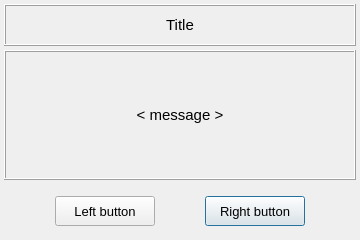
MOPT-UFSC/VIBRA, file vibra/interface/data/ui_files/messages/get_user_confirmation.ui: the form before one commit.
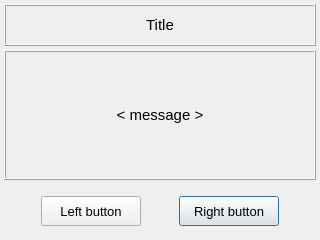
The form after the commit.

Patch:
```diff
--- a/vibra/interface/data/ui_files/messages/get_user_confirmation.ui
+++ b/vibra/interface/data/ui_files/messages/get_user_confirmation.ui
@@ -6,7 +6,7 @@
    <rect>
     <x>0</x>
     <y>0</y>
-    <width>360</width>
+    <width>320</width>
     <height>240</height>
    </rect>
   </property>
@@ -47,138 +47,6 @@
    <property name="verticalSpacing">
     <number>4</number>
    </property>
-   <item row="0" column="0">
-    <widget class="QFrame" name="frame">
-     <property name="minimumSize">
-      <size>
-       <width>0</width>
-       <height>0</height>
-      </size>
-     </property>
-     <property name="maximumSize">
-      <size>
-       <width>630</width>
-       <height>42</height>
-      </size>
-     </property>
-     <property name="font">
-      <font>
-       <pointsize>8</pointsize>
-      </font>
-     </property>
-     <property name="frameShape">
-      <enum>QFrame::NoFrame</enum>
-     </property>
-     <property name="frameShadow">
-      <enum>QFrame::Raised</enum>
-     </property>
-     <layout class="QGridLayout" name="gridLayout_2">
-      <property name="leftMargin">
-       <number>0</number>
-      </property>
-      <property name="topMargin">
-       <number>0</number>
-      </property>
-      <property name="rightMargin">
-       <number>0</number>
-      </property>
-      <property name="bottomMargin">
-       <number>0</number>
-      </property>
-      <property name="spacing">
-       <number>2</number>
-      </property>
-      <item row="0" column="0">
-       <widget class="QLabel" name="label_title">
-        <property name="minimumSize">
-         <size>
-          <width>0</width>
-          <height>42</height>
-         </size>
-        </property>
-        <property name="maximumSize">
-         <size>
-          <width>630</width>
-          <height>42</height>
-         </size>
-        </property>
-        <property name="font">
-         <font>
-          <pointsize>11</pointsize>
-          <weight>50</weight>
-          <italic>false</italic>
-          <bold>false</bold>
-         </font>
-        </property>
-        <property name="styleSheet">
-         <string notr="true"/>
-        </property>
-        <property name="frameShape">
-         <enum>QFrame::Box</enum>
-        </property>
-        <property name="frameShadow">
-         <enum>QFrame::Raised</enum>
-        </property>
-        <property name="lineWidth">
-         <number>1</number>
-        </property>
-        <property name="text">
-         <string>Title</string>
-        </property>
-        <property name="textFormat">
-         <enum>Qt::AutoText</enum>
-        </property>
-        <property name="alignment">
-         <set>Qt::AlignCenter</set>
-        </property>
-       </widget>
-      </item>
-     </layout>
-    </widget>
-   </item>
-   <item row="1" column="0">
-    <widget class="QLabel" name="label_message">
-     <property name="minimumSize">
-      <size>
-       <width>0</width>
-       <height>0</height>
-      </size>
-     </property>
-     <property name="maximumSize">
-      <size>
-       <width>630</width>
-       <height>500</height>
-      </size>
-     </property>
-     <property name="font">
-      <font>
-       <family>MS Shell Dlg 2</family>
-       <pointsize>11</pointsize>
-       <weight>50</weight>
-       <italic>false</italic>
-       <bold>false</bold>
-      </font>
-     </property>
-     <property name="frameShape">
-      <enum>QFrame::Box</enum>
-     </property>
-     <property name="frameShadow">
-      <enum>QFrame::Raised</enum>
-     </property>
-     <property name="lineWidth">
-      <number>1</number>
-     </property>
-     <property name="text">
-      <string>&lt; message &gt;</string>
-     </property>
-     <property name="textFormat">
-      <enum>Qt::AutoText</enum>
-     </property>
-     <property name="alignment">
-      <set>Qt::AlignCenter</set>
-     </property>
-    </widget>
-   </item>
    <item row="2" column="0">
     <widget class="QFrame" name="frame_tile">
      <property name="minimumSize">
@@ -189,7 +57,7 @@
      </property>
      <property name="maximumSize">
       <size>
-       <width>630</width>
+       <width>650</width>
        <height>52</height>
       </size>
      </property>
@@ -349,6 +217,94 @@
      </layout>
     </widget>
    </item>
+   <item row="1" column="0">
+    <widget class="QLabel" name="label_message">
+     <property name="minimumSize">
+      <size>
+       <width>0</width>
+       <height>0</height>
+      </size>
+     </property>
+     <property name="maximumSize">
+      <size>
+       <width>650</width>
+       <height>500</height>
+      </size>
+     </property>
+     <property name="font">
+      <font>
+       <family>MS Shell Dlg 2</family>
+       <pointsize>11</pointsize>
+       <weight>50</weight>
+       <italic>false</italic>
+       <bold>false</bold>
+      </font>
+     </property>
+     <property name="frameShape">
+      <enum>QFrame::Box</enum>
+     </property>
+     <property name="frameShadow">
+      <enum>QFrame::Raised</enum>
+     </property>
+     <property name="lineWidth">
+      <number>1</number>
+     </property>
+     <property name="text">
+      <string>&lt; message &gt;</string>
+     </property>
+     <property name="textFormat">
+      <enum>Qt::AutoText</enum>
+     </property>
+     <property name="alignment">
+      <set>Qt::AlignCenter</set>
+     </property>
+    </widget>
+   </item>
+   <item row="0" column="0">
+    <widget class="QLabel" name="label_title">
+     <property name="minimumSize">
+      <size>
+       <width>0</width>
+       <height>42</height>
+      </size>
+     </property>
+     <property name="maximumSize">
+      <size>
+       <width>650</width>
+       <height>42</height>
+      </size>
+     </property>
+     <property name="font">
+      <font>
+       <pointsize>11</pointsize>
+       <weight>50</weight>
+       <italic>false</italic>
+       <bold>false</bold>
+      </font>
+     </property>
+     <property name="styleSheet">
+      <string notr="true"/>
+     </property>
+     <property name="frameShape">
+      <enum>QFrame::Box</enum>
+     </property>
+     <property name="frameShadow">
+      <enum>QFrame::Raised</enum>
+     </property>
+     <property name="lineWidth">
+      <number>1</number>
+     </property>
+     <property name="text">
+      <string>Title</string>
+     </property>
+     <property name="textFormat">
+      <enum>Qt::AutoText</enum>
+     </property>
+     <property name="alignment">
+      <set>Qt::AlignCenter</set>
+     </property>
+    </widget>
+   </item>
   </layout>
  </widget>
  <resources/>
```
